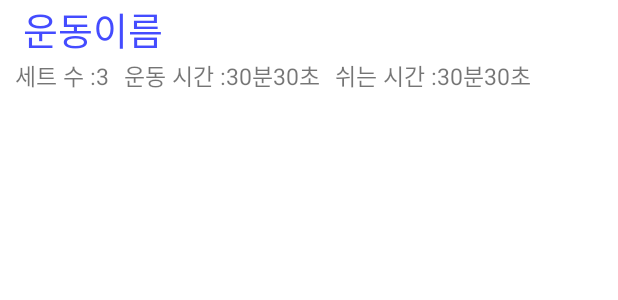
After one commit to ProjectBCSD2021/HealthRoutineApplication, an Android app: the layout exercise_routine_recycler.xml on its own in the app's theme, with its tools: preview values and no code run, on a phone screen of 412 x 824 dp. The commit adds this screen. Shown: the top 300 px of the screen. Run offline under Robolectric (Android 15) with nearby library versions, the phone set to English and light mode, and no system bars.

Commit message:
ExerciseRoutineActivity 추가

```diff
--- a/app/src/main/AndroidManifest.xml
+++ b/app/src/main/AndroidManifest.xml
@@ -9,7 +9,8 @@
         android:roundIcon="@mipmap/ic_launcher_round"
         android:supportsRtl="true"
         android:theme="@style/Theme.HealthRoutineApplication">
-        <activity android:name=".ExerciseStartingActivity"></activity>
+        <activity android:name=".ExerciseRoutineActivity"></activity>
+        <activity android:name=".ExerciseStartingActivity" />
         <activity android:name=".MainActivity">
             <intent-filter>
                 <action android:name="android.intent.action.MAIN" />
--- a/app/src/main/java/com/example/healthroutineapplication/ExerciseStartingActivity.kt
+++ b/app/src/main/java/com/example/healthroutineapplication/ExerciseStartingActivity.kt
@@ -4,6 +4,7 @@ import android.media.MediaPlayer
 import androidx.appcompat.app.AppCompatActivity
 import android.os.Bundle
 import android.view.View
+import android.widget.Toast
 import androidx.databinding.DataBindingUtil
 import androidx.lifecycle.ViewModelProvider
 import com.example.healthroutineapplication.databinding.ActivityExerciseStartingBinding
@@ -50,7 +51,7 @@ class ExerciseStartingActivity : AppCompatActivity() {
             viewModel.stopTimer()
         }
         binding.nextButton.setOnClickListener {
-            viewModel.next()
+            if(!viewModel.next()) Toast.makeText(this,"운동이 끝났습니다.",Toast.LENGTH_SHORT).show()
         }
     }
 }
--- a/app/src/main/java/com/example/healthroutineapplication/ExerciseStartingViewModel.kt
+++ b/app/src/main/java/com/example/healthroutineapplication/ExerciseStartingViewModel.kt
@@ -63,9 +63,10 @@ class ExerciseStartingViewModel(dataList : ArrayList<ExerciseRoutine>) : ViewMod
         timer?.cancel()
         _timerEnable.value = false
     }
-    fun next(){
+    fun next() : Boolean{
         stopTimer()
         if(_resting.value == true){
+            if(nowIndex>=dataSize) return false
             _resting.value = false
             endRestTime()
         } else{
@@ -74,6 +75,7 @@ class ExerciseStartingViewModel(dataList : ArrayList<ExerciseRoutine>) : ViewMod
             _exerciseList.value = listItems
         }
         _time.value = minSecToTime(min,sec)
+        return true
     }
     private fun endRestTime(){
         secToMinSec(listItems[nowIndex].exerciseTimeSec)
--- /dev/null
+++ b/app/src/main/res/layout/exercise_routine_recycler.xml
@@ -0,0 +1,61 @@
+<?xml version="1.0" encoding="utf-8"?>
+<layout>
+<LinearLayout
+    xmlns:android="http://schemas.android.com/apk/res/android"
+    android:layout_width="match_parent"
+    android:layout_height="wrap_content"
+    android:orientation="vertical"
+    android:layout_marginBottom="10dp">
+    <TextView
+        android:id="@+id/exerciseName"
+        android:layout_width="match_parent"
+        android:layout_height="wrap_content"
+        android:text="운동이름"
+        android:textSize="25sp"
+        android:paddingLeft="15dp"
+        android:textColor="@color/pointColor"/>
+    <LinearLayout
+        android:layout_width="match_parent"
+        android:layout_height="wrap_content"
+        android:orientation="horizontal">
+        <TextView
+            android:layout_width="wrap_content"
+            android:layout_height="wrap_content"
+            android:text="@string/routine_set"
+            android:textSize="15sp"
+            android:paddingLeft="10dp"/>
+        <TextView
+            android:id="@+id/set"
+            android:layout_width="wrap_content"
+            android:layout_height="wrap_content"
+            android:text="3"
+            android:textSize="15sp"/>
+        <TextView
+            android:layout_width="wrap_content"
+            android:layout_height="wrap_content"
+            android:text="@string/routine_exercise_time"
+            android:textSize="15sp"
+            android:paddingLeft="10dp"
+            android:layout_marginLeft="0dp"/>
+        <TextView
+            android:id="@+id/exerciseTime"
+            android:layout_width="wrap_content"
+            android:layout_height="wrap_content"
+            android:text="30분30초"
+            android:textSize="15sp"/>
+        <TextView
+            android:layout_width="wrap_content"
+            android:layout_height="wrap_content"
+            android:text="@string/routine_rest_time"
+            android:textSize="15sp"
+            android:paddingLeft="10dp"
+            android:layout_marginLeft="0dp"/>
+        <TextView
+            android:id="@+id/restTime"
+            android:layout_width="wrap_content"
+            android:layout_height="wrap_content"
+            android:text="30분30초"
+            android:textSize="15sp"/>
+    </LinearLayout>
+</LinearLayout>
+</layout>
--- a/app/src/main/res/values/colors.xml
+++ b/app/src/main/res/values/colors.xml
@@ -10,4 +10,5 @@
     <color name="exercise_starting">#B5D0FA</color>
     <color name="gray">#D1D1D1</color>
     <color name="yellow">#FFDD69</color>
+    <color name="pointColor">#444CFF</color>
 </resources>
--- a/app/src/main/res/values/strings.xml
+++ b/app/src/main/res/values/strings.xml
@@ -7,4 +7,8 @@
     <string name="state_exercising">운동 시간</string>
     <string name="state_resting">쉬는 시간</string>
     <string name="next">다 음</string>
+    <string name="routine_set">세트 수 : </string>
+    <string name="routine_exercise_time">운동 시간 : </string>
+    <string name="routine_rest_time">쉬는 시간 : </string>
+    <string name="routine_exercise_start">운동 시작하기</string>
 </resources>
```
Also changed, not shown: app/src/main/java/com/example/healthroutineapplication/ExerciseRoutineActivity.kt (added, +34 -0 lines), app/src/main/java/com/example/healthroutineapplication/ExerciseRoutineAdapter.kt (added, +37 -0 lines), app/src/main/res/layout/activity_exercise_routine.xml (added, +45 -0 lines).
